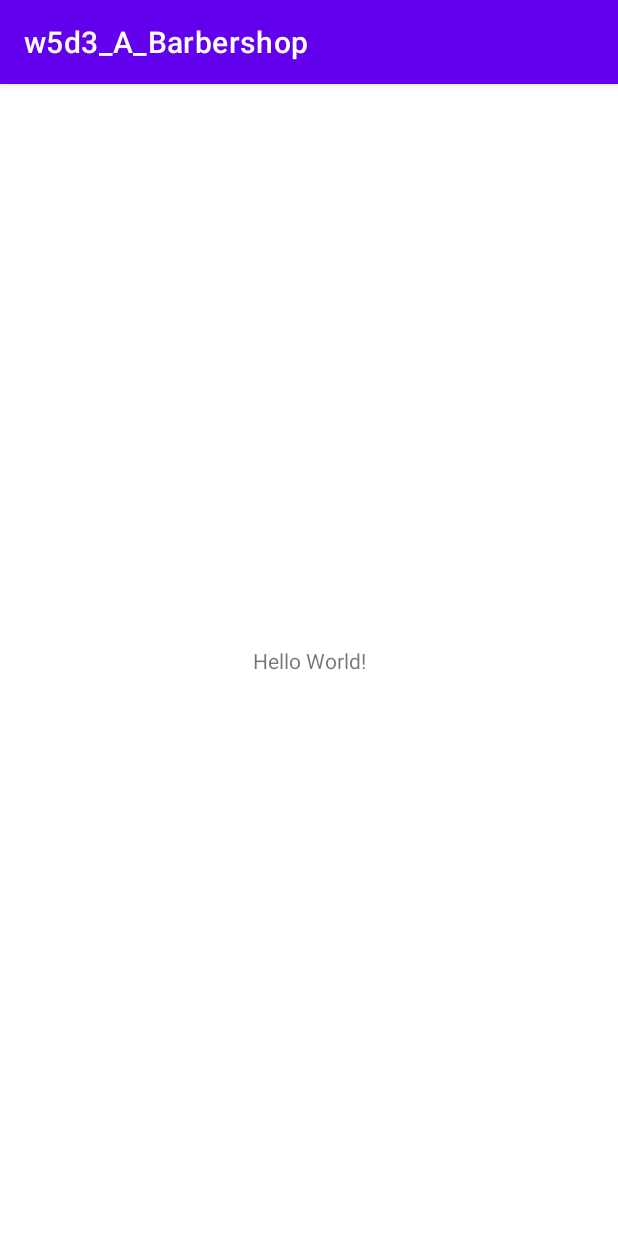
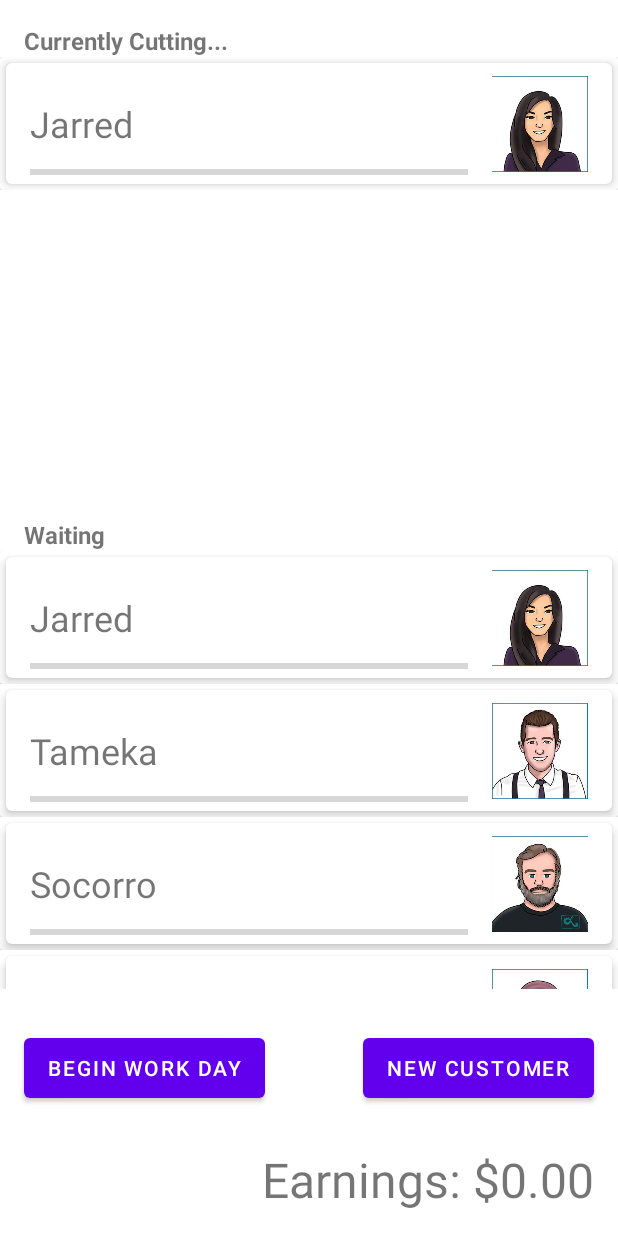
Before and after one commit to ao90eit/w5d3_A_Barbershop, an Android app: the screen it shows after launch (MainActivity), on a phone screen of 412 x 824 dp. Run offline under Robolectric (Android 15) with nearby library versions, the phone set to English and light mode, and no system bars.

Commit message:
Implement recycler views, add/remove/update items

```diff
--- a/app/src/main/java/com/aoinc/w5d3_a_barbershop/data/Customer.kt
+++ b/app/src/main/java/com/aoinc/w5d3_a_barbershop/data/Customer.kt
@@ -14,18 +14,18 @@ data class Customer(
 ) : Runnable {
 
     var cutProgress: Float = 0f
-    var customerID = this.hashCode()
+    var id = this.hashCode()
+    var barberName = ""
 
     override fun run() {
         for (i in 1..cuttingTime) {
             Thread.sleep(500)
 
-            cutProgress = (i / cuttingTime.toFloat()) * 100
-            // TODO: test if toFloat() is needed
+            cutProgress = (i.toFloat() / cuttingTime) * 100
 
             handler.sendMessage(Message.obtain().also { msg ->
                 msg.data = bundleOf(
-                    Constants.CUSTOMER_ID_KEY to customerID
+                    Constants.CUSTOMER_ID_KEY to id
 //                    Constants.CUT_PROGRESS_KEY to cutProgress
                 )
             })
--- /dev/null
+++ b/app/src/main/java/com/aoinc/w5d3_a_barbershop/view/CustomerCard.kt
@@ -0,0 +1,56 @@
+package com.aoinc.w5d3_a_barbershop.view
+
+import android.content.Context
+import android.util.AttributeSet
+import android.view.LayoutInflater
+import android.widget.ImageView
+import android.widget.ProgressBar
+import android.widget.TextView
+import androidx.cardview.widget.CardView
+import com.aoinc.w5d3_a_barbershop.R
+
+class CustomerCard(context: Context, attributeSet: AttributeSet)
+    : CardView(context, attributeSet) {
+
+    private val layoutInflater = context
+        .getSystemService(Context.LAYOUT_INFLATER_SERVICE)
+            as LayoutInflater
+
+    private lateinit var nameTextView: TextView
+    private lateinit var cutProgressBarView: ProgressBar
+    private lateinit var photoImageView: ImageView
+    private lateinit var barberTextView: TextView
+
+    // exposed properties
+    private var customerName: String
+        get() = nameTextView.text.toString().trim()
+        set(value) { nameTextView.text = value }
+
+    private var cutProgress: Int
+        get() = cutProgressBarView.progress
+        set(value) { cutProgressBarView.progress = value }
+
+    private var photoID: Int
+        get() = photoImageView.id
+        set(value) { photoImageView.setImageResource(value) }
+
+//    private var barberName: String
+//        get() = barberTextView.text.toString().removePrefix("cut by ").trim()
+//        set(value) { barberTextView.text = "cut by $value" }
+
+    init {
+        layoutInflater.inflate(R.layout.customer_card_layout, this, true)
+
+        nameTextView = rootView.findViewById(R.id.customer_name_textView)
+        cutProgressBarView = rootView.findViewById(R.id.customer_progressBar)
+        photoImageView = rootView.findViewById(R.id.customer_photo_imageView)
+        barberTextView = rootView.findViewById(R.id.customer_barber_textView)
+
+        val attrArray = context.obtainStyledAttributes(attributeSet, R.styleable.CustomerCard)
+
+        customerName = attrArray.getString(R.styleable.CustomerCard_CustomerName) ?: "Janine"
+        cutProgress = attrArray.getInt(R.styleable.CustomerCard_CutProgress, 0)
+        photoID = attrArray.getInt(R.styleable.CustomerCard_PhotoSrcID, R.drawable.profile_pic_1)
+//        barberName = attrArray.getString(R.styleable.CustomerCard_BarberName) ?: "Mikey"
+    }
+}
--- /dev/null
+++ b/app/src/main/java/com/aoinc/w5d3_a_barbershop/view/CustomerCardAdapter.kt
@@ -0,0 +1,63 @@
+package com.aoinc.w5d3_a_barbershop.view
+
+import android.view.LayoutInflater
+import android.view.View
+import android.view.ViewGroup
+import android.widget.ImageView
+import android.widget.ProgressBar
+import android.widget.TextView
+import androidx.recyclerview.widget.RecyclerView
+import com.aoinc.w5d3_a_barbershop.R
+import com.aoinc.w5d3_a_barbershop.data.Customer
+import com.aoinc.w5d3_a_barbershop.view.CustomerCardAdapter.CustomerViewHolder
+
+class CustomerCardAdapter(
+    private var customerList: MutableList<Customer> = mutableListOf()
+) : RecyclerView.Adapter<CustomerViewHolder>() {
+
+    fun updateList(newList: MutableList<Customer>) {
+        customerList = newList
+        notifyDataSetChanged()
+    }
+
+    fun updateItem(position: Int, updatedCustomer: Customer) {
+        customerList[position] = updatedCustomer
+        notifyItemChanged(position)
+    }
+
+    fun addItem(insertedCustomer: Customer){
+        customerList.add(insertedCustomer)
+        notifyItemInserted(customerList.size - 1)
+    }
+
+    fun removeItem(position: Int){
+        customerList.removeAt(position)
+        notifyItemRemoved(position)
+    }
+
+    inner class CustomerViewHolder(itemView: View) : RecyclerView.ViewHolder(itemView) {
+        val name: TextView = itemView.findViewById(R.id.customer_name_textView)
+        val progress: ProgressBar = itemView.findViewById(R.id.customer_progressBar)
+        val photo: ImageView = itemView.findViewById(R.id.customer_photo_imageView)
+        val barber: TextView = itemView.findViewById(R.id.customer_barber_textView)
+    }
+
+    override fun onCreateViewHolder(parent: ViewGroup, viewType: Int): CustomerViewHolder =
+        CustomerViewHolder(LayoutInflater.from(parent.context)
+            .inflate(R.layout.recycler_item, parent, false))
+
+    override fun onBindViewHolder(holder: CustomerViewHolder, position: Int) {
+        val customer = customerList[position]
+
+        holder.apply {
+            name.text = customer.name
+            progress.progress = customer.cutProgress.toInt()
+            photo.setImageResource(customer.photoResourceID)
+
+            if (barber.text.isNotBlank())
+                barber.text = "cut by ${customer.barberName}"
+        }
+    }
+
+    override fun getItemCount(): Int = customerList.size
+}
--- a/app/src/main/java/com/aoinc/w5d3_a_barbershop/view/MainActivity.kt
+++ b/app/src/main/java/com/aoinc/w5d3_a_barbershop/view/MainActivity.kt
@@ -6,6 +6,7 @@ import android.os.Looper
 import android.os.Message
 import android.util.Log
 import androidx.appcompat.app.AppCompatActivity
+import androidx.recyclerview.widget.RecyclerView
 import com.aoinc.w5d3_a_barbershop.R
 import com.aoinc.w5d3_a_barbershop.data.Customer
 import com.aoinc.w5d3_a_barbershop.util.Constants
@@ -16,30 +17,45 @@ class MainActivity : AppCompatActivity(), Handler.Callback {
     private lateinit var handler: Handler
     private lateinit var handlerUtil: HandlerUtil
 
-    private val customerList: MutableList<Customer> = mutableListOf()
+    private val waitingList: MutableList<Customer> = mutableListOf()
+    private lateinit var waitingRecyclerView: RecyclerView
+    private val waitingListAdapter = CustomerCardAdapter()
+
+    private val cuttingList: MutableList<Customer> = mutableListOf()
+    private lateinit var cuttingRecyclerView: RecyclerView
+    private val cuttingListAdapter = CustomerCardAdapter()
 
     override fun onCreate(savedInstanceState: Bundle?) {
         super.onCreate(savedInstanceState)
         setContentView(R.layout.activity_main)
 
+        waitingRecyclerView = findViewById(R.id.waiting_customer_recyclerView)
+        cuttingRecyclerView = findViewById(R.id.active_customer_recyclerView)
+
         handler = Handler(Looper.getMainLooper(), this)
         handlerUtil = HandlerUtil(handler)
 
-        customerList.addAll(listOf(
+        waitingList.addAll(listOf(
             Customer(handler = handler),
             Customer(handler = handler),
             Customer(handler = handler),
             Customer(handler = handler)
         ))
 
-        handlerUtil.beginServicingCustomers(customerList)
+        waitingListAdapter.updateList(waitingList)
+        waitingRecyclerView.adapter = waitingListAdapter
+
+        cuttingRecyclerView.adapter = cuttingListAdapter
+        cuttingListAdapter.addItem(waitingList[0])
+
+//        handlerUtil.beginServicingCustomers(customerList)
     }
 
     override fun handleMessage(msg: Message): Boolean {
         msg.data.apply {
-            customerList.indexOfFirst { it.customerID == get(Constants.CUSTOMER_ID_KEY) }
+            waitingList.indexOfFirst { it.id == get(Constants.CUSTOMER_ID_KEY) }
                 .also { pos ->
-                    Log.d("TAG_X", "customer $pos progress = ${customerList[pos].cutProgress}")
+                    Log.d("TAG_X", "customer $pos progress = ${waitingList[pos].cutProgress}")
 //                    thing.updateItem(pos, customerList[pos].cutProgress)
                 }
         }
--- a/app/src/main/res/layout/activity_main.xml
+++ b/app/src/main/res/layout/activity_main.xml
@@ -6,13 +6,87 @@
     android:layout_height="match_parent"
     tools:context=".view.MainActivity">
 
-    <TextView
+    <com.google.android.material.textview.MaterialTextView
+        android:id="@+id/cutting_title_textView"
+        android:layout_width="match_parent"
+        android:layout_height="wrap_content"
+        app:layout_constraintTop_toTopOf="parent"
+        android:text="Currently Cutting..."
+        android:textSize="16sp"
+        android:textStyle="bold"
+        android:layout_margin="16dp"/>
+
+    <androidx.recyclerview.widget.RecyclerView
+        android:id="@+id/active_customer_recyclerView"
+        android:layout_width="match_parent"
+        android:layout_height="0dp"
+        tools:listitem="@layout/recycler_item"
+        app:layout_constraintTop_toBottomOf="@id/cutting_title_textView"
+        app:layout_constraintBottom_toTopOf="@id/main_guide_horizontal_40"
+        app:layoutManager="androidx.recyclerview.widget.LinearLayoutManager" />
+
+    <com.google.android.material.textview.MaterialTextView
+        android:id="@+id/waiting_title_textView"
+        android:layout_width="match_parent"
+        android:layout_height="wrap_content"
+        app:layout_constraintTop_toBottomOf="@id/main_guide_horizontal_40"
+        android:text="Waiting"
+        android:textSize="16sp"
+        android:textStyle="bold"
+        android:layout_margin="16dp"/>
+
+    <androidx.recyclerview.widget.RecyclerView
+        android:id="@+id/waiting_customer_recyclerView"
+        android:layout_width="match_parent"
+        android:layout_height="0dp"
+        tools:listitem="@layout/recycler_item"
+        app:layout_constraintBottom_toTopOf="@id/main_guide_horizontal_80"
+        app:layout_constraintTop_toBottomOf="@id/waiting_title_textView"
+
+        app:layoutManager="androidx.recyclerview.widget.LinearLayoutManager" />
+
+    <com.google.android.material.button.MaterialButton
+        android:id="@+id/start_day_button"
+        android:layout_width="wrap_content"
+        android:layout_height="52dp"
+        app:layout_constraintStart_toStartOf="parent"
+        app:layout_constraintTop_toBottomOf="@id/waiting_customer_recyclerView"
+        app:layout_constraintBottom_toTopOf="@id/main_earnings_textView"
+        android:text="Begin Work Day"
+        android:layout_margin="16dp" />
+
+    <com.google.android.material.button.MaterialButton
+        android:id="@+id/new_customer_button"
+        android:layout_width="wrap_content"
+        android:layout_height="52dp"
+        app:layout_constraintTop_toBottomOf="@id/waiting_customer_recyclerView"
+        app:layout_constraintBottom_toTopOf="@id/main_earnings_textView"
+        app:layout_constraintEnd_toEndOf="parent"
+        android:text="New Customer"
+        android:layout_margin="16dp" />
+
+    <com.google.android.material.textview.MaterialTextView
+        android:id="@+id/main_earnings_textView"
+        android:layout_width="match_parent"
+        android:layout_height="wrap_content"
+        app:layout_constraintBottom_toBottomOf="parent"
+        android:layout_margin="16dp"
+        android:textSize="32sp"
+        android:textAlignment="viewEnd"
+        android:text="Earnings: $0.00" />
+
+    <androidx.constraintlayout.widget.Guideline
+        android:id="@+id/main_guide_horizontal_40"
         android:layout_width="wrap_content"
         android:layout_height="wrap_content"
-        android:text="Hello World!"
-        app:layout_constraintBottom_toBottomOf="parent"
-        app:layout_constraintLeft_toLeftOf="parent"
-        app:layout_constraintRight_toRightOf="parent"
-        app:layout_constraintTop_toTopOf="parent" />
+        android:orientation="horizontal"
+        app:layout_constraintGuide_percent=".4"/>
+
+    <androidx.constraintlayout.widget.Guideline
+        android:id="@+id/main_guide_horizontal_80"
+        android:layout_width="wrap_content"
+        android:layout_height="wrap_content"
+        android:orientation="horizontal"
+        app:layout_constraintGuide_percent=".8"/>
 
 </androidx.constraintlayout.widget.ConstraintLayout>
--- /dev/null
+++ b/app/src/main/res/layout/customer_card_layout.xml
@@ -0,0 +1,62 @@
+<?xml version="1.0" encoding="utf-8"?>
+<com.google.android.material.card.MaterialCardView xmlns:android="http://schemas.android.com/apk/res/android"
+    xmlns:app="http://schemas.android.com/apk/res-auto"
+    xmlns:tools="http://schemas.android.com/tools"
+    android:layout_width="match_parent"
+    android:layout_height="wrap_content"
+    android:layout_margin="4dp"
+    app:cardElevation="4dp">
+
+    <androidx.constraintlayout.widget.ConstraintLayout
+        android:layout_width="match_parent"
+        android:layout_height="wrap_content">
+
+        <com.google.android.material.textview.MaterialTextView
+            android:id="@+id/customer_name_textView"
+            android:layout_width="0dp"
+            android:layout_height="wrap_content"
+            android:layout_margin="16dp"
+            android:textSize="24sp"
+            app:layout_constraintBottom_toBottomOf="parent"
+            app:layout_constraintEnd_toStartOf="@+id/customer_barber_textView"
+            app:layout_constraintStart_toStartOf="parent"
+            app:layout_constraintTop_toTopOf="parent"
+            tools:text="Customer Name" />
+
+        <com.google.android.material.imageview.ShapeableImageView
+            android:id="@+id/customer_photo_imageView"
+            android:layout_width="64dp"
+            android:layout_height="64dp"
+            app:layout_constraintEnd_toEndOf="parent"
+            app:layout_constraintTop_toTopOf="parent"
+            app:layout_constraintBottom_toBottomOf="parent"
+            tools:src="@drawable/profile_pic_1"
+            android:layout_marginVertical="8dp"
+            android:layout_marginEnd="16dp" />
+
+        <ProgressBar
+            android:id="@+id/customer_progressBar"
+            android:layout_width="0dp"
+            android:layout_height="wrap_content"
+            style="@style/Widget.AppCompat.ProgressBar.Horizontal"
+            app:layout_constraintBottom_toBottomOf="parent"
+            app:layout_constraintTop_toBottomOf="@id/customer_name_textView"
+            app:layout_constraintEnd_toStartOf="@id/customer_photo_imageView"
+            app:layout_constraintStart_toStartOf="@id/customer_name_textView"
+            android:layout_marginTop="8dp"
+            android:layout_marginEnd="16dp"
+            />
+
+        <com.google.android.material.textview.MaterialTextView
+            android:id="@+id/customer_barber_textView"
+            android:layout_width="wrap_content"
+            android:layout_height="wrap_content"
+            app:layout_constraintEnd_toStartOf="@id/customer_photo_imageView"
+            app:layout_constraintBottom_toBottomOf="@id/customer_name_textView"
+            android:textSize="12sp"
+            tools:text="cut by Raoul"
+            android:layout_marginEnd="16dp"/>
+
+    </androidx.constraintlayout.widget.ConstraintLayout>
+
+</com.google.android.material.card.MaterialCardView>
--- /dev/null
+++ b/app/src/main/res/layout/recycler_item.xml
@@ -0,0 +1,13 @@
+<?xml version="1.0" encoding="utf-8"?>
+<androidx.constraintlayout.widget.ConstraintLayout xmlns:android="http://schemas.android.com/apk/res/android"
+    android:layout_width="match_parent"
+    android:layout_height="wrap_content"
+    xmlns:app="http://schemas.android.com/apk/res-auto">
+
+    <com.aoinc.w5d3_a_barbershop.view.CustomerCard
+        android:layout_width="match_parent"
+        android:layout_height="wrap_content"
+        app:layout_constraintTop_toTopOf="parent" />
+
+
+</androidx.constraintlayout.widget.ConstraintLayout>
--- /dev/null
+++ b/app/src/main/res/values/attr.xml
@@ -0,0 +1,9 @@
+<?xml version="1.0" encoding="utf-8"?>
+<resources>
+    <declare-styleable name="CustomerCard">
+        <attr name="CustomerName" format="string"/>
+        <attr name="CutProgress" format="integer"/>
+        <attr name="PhotoSrcID" format="integer"/>
+        <attr name="BarberName" format="string"/>
+    </declare-styleable>
+</resources>
--- a/app/src/main/res/values/themes.xml
+++ b/app/src/main/res/values/themes.xml
@@ -1,6 +1,6 @@
 <resources xmlns:tools="http://schemas.android.com/tools">
     <!-- Base application theme. -->
-    <style name="Theme.W5d3_A_Barbershop" parent="Theme.MaterialComponents.DayNight.DarkActionBar">
+    <style name="Theme.W5d3_A_Barbershop" parent="Theme.MaterialComponents.DayNight.NoActionBar">
         <!-- Primary brand color. -->
         <item name="colorPrimary">@color/purple_500</item>
         <item name="colorPrimaryVariant">@color/purple_700</item>
```
